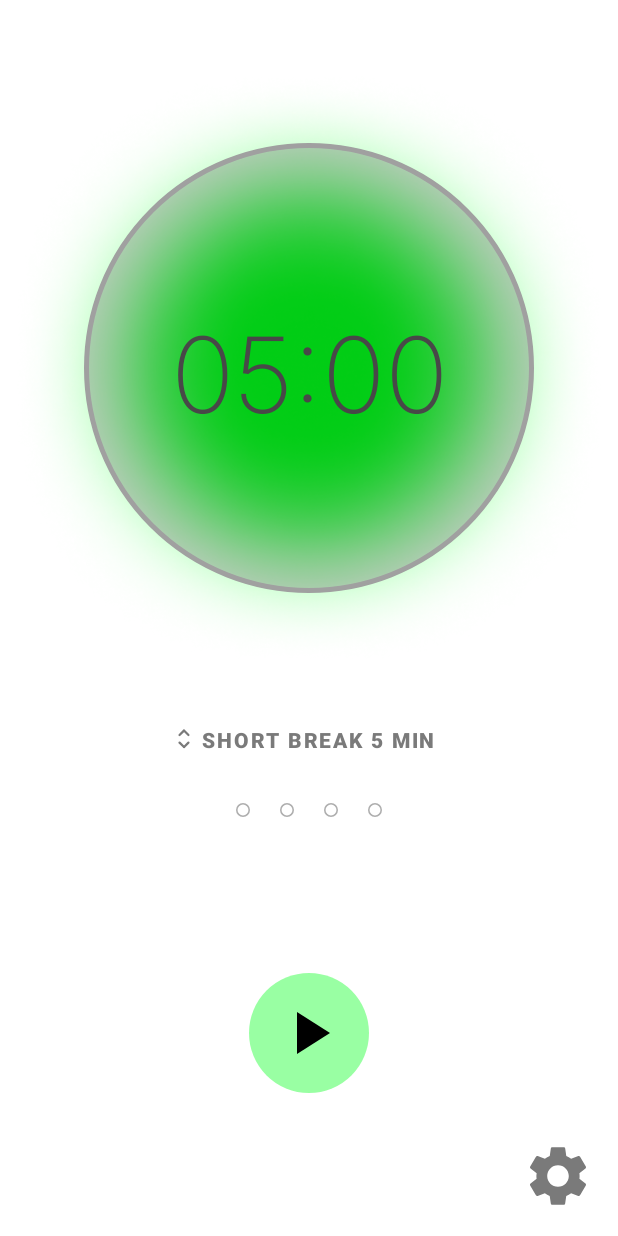
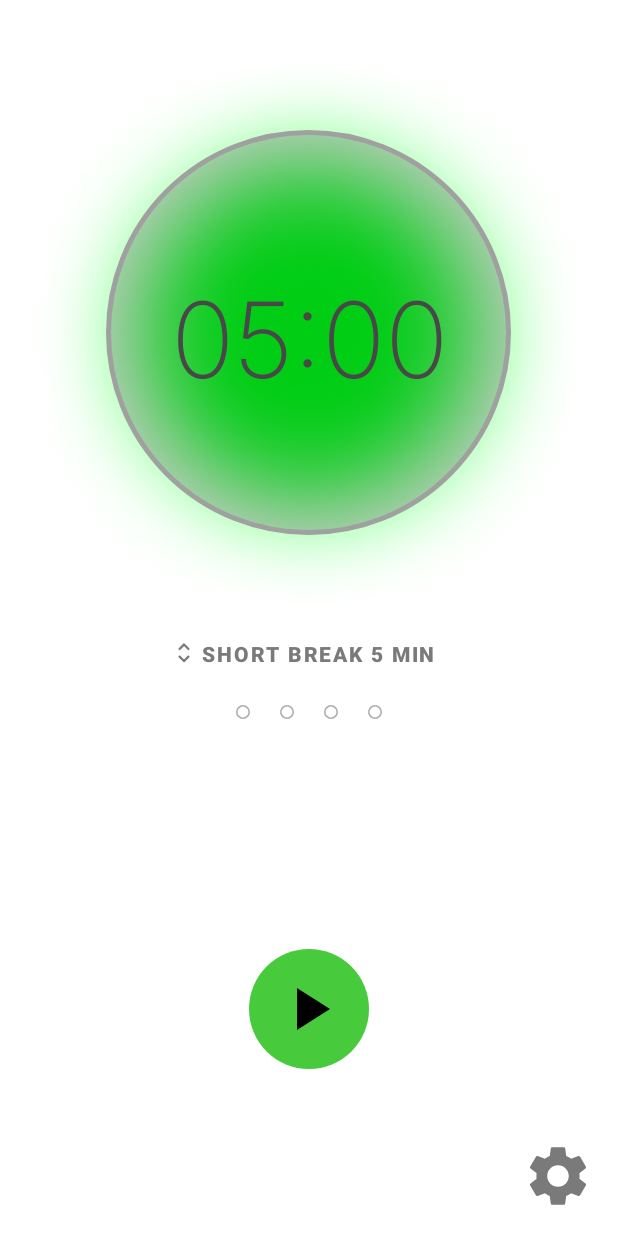
Before and after one commit to Xek0mb1k/Pomodoro, an Android app: the screen it shows after launch (MainActivity), after a tap on an icon or button, on a phone screen of 412 x 824 dp. Run offline under Robolectric (Android 15) with nearby library versions, the phone set to English and light mode, and no system bars.

Commit message:
Fix UI and add animations

```diff
--- a/app/src/main/java/com/xekombik/pomodoro/presentation/MainActivity.kt
+++ b/app/src/main/java/com/xekombik/pomodoro/presentation/MainActivity.kt
@@ -9,6 +9,9 @@ import android.os.*
 import android.view.View.INVISIBLE
 import android.view.View.VISIBLE
 import android.view.WindowManager
+import android.view.animation.AlphaAnimation
+import android.view.animation.Animation
+import android.view.animation.AnimationUtils
 import androidx.appcompat.app.AppCompatActivity
 import com.xekombik.pomodoro.R
 import com.xekombik.pomodoro.databinding.ActivityMainBinding
@@ -41,7 +44,9 @@ class MainActivity : AppCompatActivity() {
 
         binding.changeDurationButton.setOnClickListener {
             vm.changeTimerMode(vm.pomodoroTimer)
+
             refreshValuesOnTextViews()
+
             timer = initTimer()
         }
 
@@ -57,9 +62,10 @@ class MainActivity : AppCompatActivity() {
         binding.resetButton.setOnClickListener {
             timer.cancel()
             vm.resetTime(vm.pomodoroTimer)
-            refreshValuesOnTextViews()
+            binding.timeTextView.text = formatTime(vm.pomodoroTimer.time)
             timerIsWorking = false
             changeButtonsWhenTimerNotWorking()
+            setInvisibleResetButton()
             timer = initTimer()
 
         }
@@ -123,6 +129,7 @@ class MainActivity : AppCompatActivity() {
 
                 timerIsWorking = false
                 changeButtonsWhenTimerNotWorking()
+                setInvisibleResetButton()
                 timer = initTimer()
                 vm.changeTimerModeWhenTimerFinished(vm.pomodoroTimer)
                 refreshPomodoroProgress()
@@ -151,12 +158,26 @@ class MainActivity : AppCompatActivity() {
         timerIsWorking = false
         changeButtonsWhenTimerNotWorking()
         timer.cancel()
-        refreshValuesOnTextViews()
+        binding.timeTextView.text = formatTime(vm.pomodoroTimer.time)
     }
 
     private fun refreshValuesOnTextViews() {
         binding.timeTextView.text = formatTime(vm.pomodoroTimer.time)
-        binding.changeDurationButton.text = vm.getTimerMode(vm.pomodoroTimer)
+        val anim = AlphaAnimation(1.0f, 0.0f)
+        anim.duration = 100
+        anim.repeatCount = 1
+        anim.repeatMode = Animation.REVERSE
+
+        anim.setAnimationListener(object : Animation.AnimationListener {
+            override fun onAnimationEnd(animation: Animation?) {}
+            override fun onAnimationStart(animation: Animation?) {}
+            override fun onAnimationRepeat(animation: Animation?) {
+                binding.changeDurationButton.text = vm.getTimerMode(vm.pomodoroTimer)
+            }
+        })
+        binding.changeDurationButton.startAnimation(anim)
+
+
     }
 
     private fun refreshPomodoroProgress() {
@@ -178,13 +199,13 @@ class MainActivity : AppCompatActivity() {
         }
     }
 
-    private fun playSong(){
+    private fun playSong() {
         val mediaPlayer = MediaPlayer.create(applicationContext, R.raw.bell)
         mediaPlayer.start()
     }
 
 
-    private fun vibrate(){
+    private fun vibrate() {
 
         if (Build.VERSION.SDK_INT >= Build.VERSION_CODES.S) {
             val vibratorManager =
@@ -194,7 +215,12 @@ class MainActivity : AppCompatActivity() {
             object : CountDownTimer(500, 500) {
 
                 override fun onTick(millisUntilFinished: Long) {
-                    vibrator.vibrate(VibrationEffect.createOneShot(10000, VibrationEffect.DEFAULT_AMPLITUDE))
+                    vibrator.vibrate(
+                        VibrationEffect.createOneShot(
+                            10000,
+                            VibrationEffect.DEFAULT_AMPLITUDE
+                        )
+                    )
                 }
 
                 override fun onFinish() {
@@ -211,14 +237,31 @@ class MainActivity : AppCompatActivity() {
 
     private fun changeButtonsWhenTimerWorking() {
         binding.playPauseButton.setImageResource(R.drawable.baseline_pause_24)
-        binding.resetButton.visibility = VISIBLE
+        if(binding.resetButton.visibility != VISIBLE){
+            binding.resetButton.startAnimation(
+                AnimationUtils.loadAnimation(
+                    applicationContext,
+                    R.anim.button_animation_to_visible
+                )
+            )
+            binding.resetButton.visibility = VISIBLE
+        }
+
         binding.changeDurationButton.isClickable = false
     }
 
     private fun changeButtonsWhenTimerNotWorking() {
         binding.playPauseButton.setImageResource(R.drawable.baseline_play_arrow_24)
+        binding.changeDurationButton.isClickable = true
+    }
+    private fun setInvisibleResetButton(){
+        binding.resetButton.startAnimation(
+            AnimationUtils.loadAnimation(
+                applicationContext,
+                R.anim.button_animation_to_invisible
+            )
+        )
         binding.resetButton.visibility = INVISIBLE
-        binding.changeDurationButton.isClickable = true
     }
 
     private fun formatTime(seconds: Int): String {
--- /dev/null
+++ b/app/src/main/res/anim/button_animation_to_invisible.xml
@@ -0,0 +1,5 @@
+<?xml version="1.0" encoding="utf-8"?>
+<alpha xmlns:android="http://schemas.android.com/apk/res/android"
+    android:fromAlpha="1.0"
+    android:toAlpha="0.0"
+    android:duration="200" />
--- /dev/null
+++ b/app/src/main/res/anim/button_animation_to_visible.xml
@@ -0,0 +1,5 @@
+<?xml version="1.0" encoding="utf-8"?>
+<alpha xmlns:android="http://schemas.android.com/apk/res/android"
+    android:fromAlpha="0.0"
+    android:toAlpha="1.0"
+    android:duration="200" />
--- a/app/src/main/res/drawable/baseline_add_24.xml
+++ b/app/src/main/res/drawable/baseline_add_24.xml
@@ -1,5 +1,5 @@
-<vector android:height="24dp" android:tint="?attr/colorBackgroundFloating"
+<vector android:height="32dp" android:tint="?attr/colorBackgroundFloating"
     android:viewportHeight="24" android:viewportWidth="24"
-    android:width="24dp" xmlns:android="http://schemas.android.com/apk/res/android">
+    android:width="32dp" xmlns:android="http://schemas.android.com/apk/res/android">
     <path android:fillColor="@android:color/white" android:pathData="M19,13h-6v6h-2v-6H5v-2h6V5h2v6h6v2z"/>
 </vector>
--- a/app/src/main/res/drawable/baseline_remove_24.xml
+++ b/app/src/main/res/drawable/baseline_remove_24.xml
@@ -1,5 +1,5 @@
-<vector android:height="24dp" android:tint="?attr/colorBackgroundFloating"
+<vector android:height="32dp" android:tint="?attr/colorBackgroundFloating"
     android:viewportHeight="24" android:viewportWidth="24"
-    android:width="24dp" xmlns:android="http://schemas.android.com/apk/res/android">
+    android:width="32dp" xmlns:android="http://schemas.android.com/apk/res/android">
     <path android:fillColor="@android:color/white" android:pathData="M19,13H5v-2h14v2z"/>
 </vector>
--- a/app/src/main/res/drawable/play_pause_background_button.xml
+++ b/app/src/main/res/drawable/play_pause_background_button.xml
@@ -2,7 +2,7 @@
 <ripple xmlns:android="http://schemas.android.com/apk/res/android" android:color="?attr/rippleColor">
     <item>
         <shape android:shape="oval">
-            <solid android:color="@color/green_40"/>
+            <solid android:color="?attr/play_pause_background_color"/>
         </shape>
     </item>
 </ripple>
--- a/app/src/main/res/drawable/timer_background.xml
+++ b/app/src/main/res/drawable/timer_background.xml
@@ -12,17 +12,18 @@
 <!--    </item>-->
     <item
         android:gravity="center"
-        android:width="400dp"
-        android:height="400dp">
+        android:width="380dp"
+        android:height="380dp">
         <bitmap android:src="@drawable/green_back"/>
+
     </item>
 
 
     <item
-        android:width="300dp"
-        android:height="300dp"
-        android:gravity="center"
-    >
+        android:width="270dp"
+        android:height="270dp"
+        android:gravity="center">
+
         <shape android:shape="oval">
             <solid android:color="?attr/colorPrimaryContainer"/>
             <stroke android:width="3dp"
--- a/app/src/main/res/layout/activity_main.xml
+++ b/app/src/main/res/layout/activity_main.xml
@@ -11,7 +11,7 @@
         android:id="@+id/time_text_view"
         android:layout_width="wrap_content"
         android:layout_height="wrap_content"
-        android:layout_marginTop="45dp"
+        android:layout_marginTop="32dp"
         android:background="@drawable/timer_background"
         android:fontFamily="@font/inter_extralight"
         android:gravity="center"
@@ -21,7 +21,7 @@
         app:layout_constraintEnd_toEndOf="parent"
         app:layout_constraintStart_toStartOf="parent"
         app:layout_constraintTop_toTopOf="parent"
-        tools:text="25:00"/>
+        tools:text="25:00" />
 
     <ImageButton
         android:id="@+id/play_pause_button"
@@ -42,6 +42,7 @@
         android:layout_width="wrap_content"
         android:layout_height="wrap_content"
         android:layout_marginBottom="16dp"
+        android:animateLayoutChanges="true"
         android:background="@drawable/reset_background_button"
         android:text="@string/reset"
         android:textColor="@color/gray"
@@ -69,7 +70,6 @@
         style="@style/Widget.MaterialComponents.Button.Icon"
         android:layout_width="wrap_content"
         android:layout_height="wrap_content"
-        android:layout_marginTop="24dp"
         android:background="@drawable/reset_background_button"
         android:textColor="@color/gray"
         android:textStyle="bold"
@@ -85,19 +85,20 @@
         android:id="@+id/pomodoro_progress_2"
         android:layout_width="wrap_content"
         android:layout_height="wrap_content"
+        android:contentDescription="@string/pomodoro_progress_2"
         android:padding="10dp"
         android:src="@drawable/ellipse_disabled"
         app:layout_constraintBottom_toBottomOf="@+id/pomodoro_progress_3"
         app:layout_constraintEnd_toStartOf="@+id/pomodoro_progress_3"
         app:layout_constraintHorizontal_bias="0.5"
         app:layout_constraintStart_toEndOf="@+id/pomodoro_progress_1"
-        app:layout_constraintTop_toTopOf="@+id/pomodoro_progress_3"
-        android:contentDescription="@string/pomodoro_progress_2" />
+        app:layout_constraintTop_toTopOf="@+id/pomodoro_progress_3" />
 
     <ImageView
         android:id="@+id/pomodoro_progress_1"
         android:layout_width="wrap_content"
         android:layout_height="wrap_content"
+        android:contentDescription="@string/pomodoro_progress_1"
         android:padding="10dp"
         android:src="@drawable/ellipse_disabled"
         app:layout_constraintBottom_toBottomOf="@+id/pomodoro_progress_2"
@@ -105,33 +106,31 @@
         app:layout_constraintHorizontal_bias="0.5"
         app:layout_constraintHorizontal_chainStyle="packed"
         app:layout_constraintStart_toStartOf="parent"
-        app:layout_constraintTop_toTopOf="@+id/pomodoro_progress_2"
-        android:contentDescription="@string/pomodoro_progress_1" />
+        app:layout_constraintTop_toTopOf="@+id/pomodoro_progress_2" />
 
     <ImageView
         android:id="@+id/pomodoro_progress_3"
         android:layout_width="wrap_content"
         android:layout_height="wrap_content"
-        android:layout_marginTop="8dp"
+        android:contentDescription="@string/pomodoro_progress_3"
         android:padding="10dp"
         android:src="@drawable/ellipse_disabled"
         app:layout_constraintEnd_toStartOf="@+id/pomodoro_progress_4"
         app:layout_constraintHorizontal_bias="0.5"
         app:layout_constraintStart_toEndOf="@+id/pomodoro_progress_2"
-        app:layout_constraintTop_toBottomOf="@+id/change_duration_button"
-        android:contentDescription="@string/pomodoro_progress_3" />
+        app:layout_constraintTop_toBottomOf="@+id/change_duration_button" />
 
     <ImageView
         android:id="@+id/pomodoro_progress_4"
         android:layout_width="wrap_content"
         android:layout_height="wrap_content"
+        android:contentDescription="@string/pomodoro_progress_4"
         android:padding="10dp"
         android:src="@drawable/ellipse_disabled"
         app:layout_constraintBottom_toBottomOf="@+id/pomodoro_progress_3"
         app:layout_constraintEnd_toEndOf="parent"
         app:layout_constraintHorizontal_bias="0.5"
         app:layout_constraintStart_toEndOf="@+id/pomodoro_progress_3"
-        app:layout_constraintTop_toTopOf="@+id/pomodoro_progress_3"
-        android:contentDescription="@string/pomodoro_progress_4" />
+        app:layout_constraintTop_toTopOf="@+id/pomodoro_progress_3" />
 
 </androidx.constraintlayout.widget.ConstraintLayout>
--- a/app/src/main/res/values-night/themes.xml
+++ b/app/src/main/res/values-night/themes.xml
@@ -1,4 +1,4 @@
-<resources xmlns:tools="http://schemas.android.com/tools">
+<resources>
     <!-- Base application theme. -->
     <style name="Theme.Pomodoro" parent="Theme.MaterialComponents.DayNight.NoActionBar">
         <!-- Primary brand color. -->
@@ -18,5 +18,6 @@
         <item name="textFillColor">#FFA0A0A0</item>
         <item name="colorPrimaryContainer">#CC080808</item>
         <item name="colorBackgroundFloating">#FFFFFF</item>
+        <item name="play_pause_background_color">@color/green_40</item>
     </style>
 </resources>
--- /dev/null
+++ b/app/src/main/res/values/attr.xml
@@ -0,0 +1,4 @@
+<?xml version="1.0" encoding="utf-8"?>
+<resources>
+    <attr name="play_pause_background_color" format="color"/>
+</resources>
--- a/app/src/main/res/values/colors.xml
+++ b/app/src/main/res/values/colors.xml
@@ -11,4 +11,5 @@
 
     <color name="gray">#FF7A7A7A</color>
     <color name="green_40">#6600FF19</color>
+    <color name="green_50">#FF48CA3D</color>
 </resources>
--- a/app/src/main/res/values/themes.xml
+++ b/app/src/main/res/values/themes.xml
@@ -22,6 +22,7 @@
         <item name="textFillColor">#FF484848</item>
         <item name="colorPrimaryContainer">#33080808</item>
         <item name="colorBackgroundFloating">#000000</item>
+        <item name="play_pause_background_color">@color/green_50</item>
     </style>
 
 </resources>
```
Also changed, not shown: app/src/main/res/layout/settings_activity.xml (+17 -20 lines).
